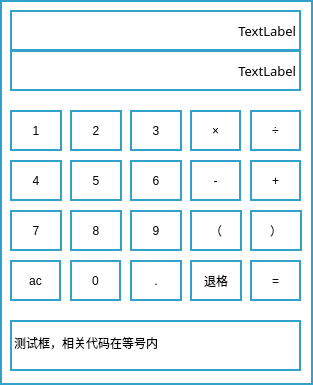
First picture: the form in mainwindow.ui, repository hoixding/-, before the edit.
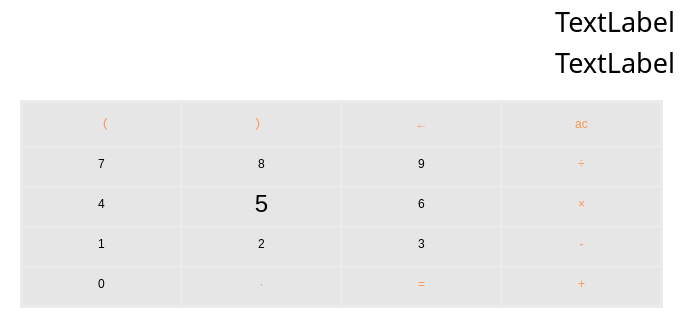
Second picture: the form after the edit.

Commit message: 界面优化，新增图标

Diff of the .ui file:
```diff
--- a/mainwindow.ui
+++ b/mainwindow.ui
@@ -6,35 +6,31 @@
    <rect>
     <x>0</x>
     <y>0</y>
-    <width>313</width>
-    <height>385</height>
+    <width>680</width>
+    <height>334</height>
    </rect>
   </property>
-  <property name="mouseTracking">
-   <bool>false</bool>
-  </property>
   <property name="windowTitle">
-   <string>计算器Demo</string>
+   <string>计算器</string>
   </property>
   <property name="styleSheet">
-   <string notr="true">background-color:white;
-border:2px solid rgb(51, 161, 201);
-border-radius:0px;
-
-</string>
+   <string notr="true">background-color:rgb(255, 255, 255)</string>
   </property>
   <widget class="QWidget" name="centralwidget">
    <widget class="QPushButton" name="B4">
     <property name="geometry">
      <rect>
-      <x>10</x>
-      <y>160</y>
-      <width>52</width>
-      <height>41</height>
+      <x>20</x>
+      <y>180</y>
+      <width>163</width>
+      <height>48</height>
      </rect>
     </property>
     <property name="styleSheet">
-     <string notr="true"/>
+     <string notr="true">color:rgb(0, 0, 0);
+border:3px solid rgb(235,235,235);　　　　　　　　　
+background-color:rgb(230, 230, 230);
+font: 18pt &quot;Arial&quot;;</string>
     </property>
     <property name="text">
      <string>4</string>
@@ -43,14 +39,17 @@
    <widget class="QPushButton" name="B6">
     <property name="geometry">
      <rect>
-      <x>130</x>
-      <y>160</y>
-      <width>52</width>
-      <height>41</height>
+      <x>340</x>
+      <y>180</y>
+      <width>163</width>
+      <height>48</height>
      </rect>
     </property>
     <property name="styleSheet">
-     <string notr="true"/>
+     <string notr="true">color:rgb(0, 0, 0);
+border:3px solid rgb(235,235,235);　　　　　　　　　
+background-color:rgb(230, 230, 230);
+font: 18pt &quot;Arial&quot;;</string>
     </property>
     <property name="text">
      <string>6</string>
@@ -59,62 +58,83 @@
    <widget class="QPushButton" name="B1">
     <property name="geometry">
      <rect>
-      <x>10</x>
-      <y>110</y>
-      <width>52</width>
-      <height>41</height>
+      <x>20</x>
+      <y>220</y>
+      <width>163</width>
+      <height>48</height>
      </rect>
     </property>
     <property name="styleSheet">
-     <string notr="true"/>
+     <string notr="true">color:rgb(0, 0, 0);
+border:3px solid rgb(235,235,235);　　　　　　　　　
+background-color:rgb(230, 230, 230);
+font: 18pt &quot;Arial&quot;;</string>
     </property>
     <property name="text">
      <string>1</string>
     </property>
    </widget>
-   <widget class="QPushButton" name="B2">
-    <property name="geometry">
-     <rect>
-      <x>70</x>
-      <y>110</y>
-      <width>52</width>
-      <height>41</height>
-     </rect>
-    </property>
-    <property name="styleSheet">
-     <string notr="true"/>
-    </property>
-    <property name="text">
-     <string>2</string>
-    </property>
-   </widget>
    <widget class="QPushButton" name="B5">
     <property name="geometry">
      <rect>
-      <x>70</x>
-      <y>160</y>
-      <width>52</width>
-      <height>41</height>
+      <x>180</x>
+      <y>180</y>
+      <width>163</width>
+      <height>48</height>
      </rect>
     </property>
+    <property name="font">
+     <font>
+      <family>Arial</family>
+      <pointsize>18</pointsize>
+      <weight>50</weight>
+      <italic>false</italic>
+      <bold>false</bold>
+     </font>
+    </property>
     <property name="styleSheet">
-     <string notr="true"/>
+     <string notr="true">color:rgb(0, 0, 0);
+border:3px solid rgb(235,235,235);　　　　　　　　　
+background-color:rgb(230, 230, 230);
+font: 18pt &quot;Arial&quot;;</string>
     </property>
     <property name="text">
      <string>5</string>
     </property>
    </widget>
+   <widget class="QPushButton" name="B2">
+    <property name="geometry">
+     <rect>
+      <x>180</x>
+      <y>220</y>
+      <width>163</width>
+      <height>48</height>
+     </rect>
+    </property>
+    <property name="styleSheet">
+     <string notr="true">color:rgb(0, 0, 0);
+border:3px solid rgb(235,235,235);　　　　　　　　　
+background-color:rgb(230, 230, 230);
+font: 18pt &quot;Arial&quot;;</string>
+    </property>
+    <property name="text">
+     <string>2</string>
+    </property>
+   </widget>
    <widget class="QPushButton" name="B3">
     <property name="geometry">
      <rect>
-      <x>130</x>
-      <y>110</y>
-      <width>52</width>
-      <height>41</height>
+      <x>340</x>
+      <y>220</y>
+      <width>163</width>
+      <height>48</height>
      </rect>
     </property>
     <property name="styleSheet">
-     <string notr="true"/>
+     <string notr="true">color:rgb(0, 0, 0);
+border:3px solid rgb(235,235,235);　　　　　　　　　
+background-color:rgb(230, 230, 230);
+font: 18pt &quot;Arial&quot;;</string>
     </property>
     <property name="text">
      <string>3</string>
@@ -123,46 +143,55 @@
    <widget class="QPushButton" name="B7">
     <property name="geometry">
      <rect>
-      <x>10</x>
-      <y>210</y>
-      <width>52</width>
-      <height>41</height>
+      <x>20</x>
+      <y>140</y>
+      <width>163</width>
+      <height>48</height>
      </rect>
     </property>
     <property name="styleSheet">
-     <string notr="true"/>
+     <string notr="true">color:rgb(0, 0, 0);
+border:3px solid rgb(235,235,235);　　　　　　　　　
+background-color:rgb(230, 230, 230);
+font: 18pt &quot;Arial&quot;;</string>
     </property>
     <property name="text">
      <string>7</string>
     </property>
    </widget>
-   <widget class="QPushButton" name="B8">
+   <widget class="QPushButton" name="Bcur_right">
     <property name="geometry">
      <rect>
-      <x>70</x>
-      <y>210</y>
-      <width>52</width>
-      <height>41</height>
+      <x>180</x>
+      <y>100</y>
+      <width>163</width>
+      <height>48</height>
      </rect>
     </property>
     <property name="styleSheet">
-     <string notr="true"/>
+     <string notr="true">color:rgb(255, 148, 82);
+border:3px solid rgb(235,235,235);　　　　　　　　　
+background-color:rgb(230, 230, 230);
+font: 18pt &quot;Arial&quot;;</string>
     </property>
     <property name="text">
-     <string>8</string>
+     <string>）</string>
     </property>
    </widget>
    <widget class="QPushButton" name="B9">
     <property name="geometry">
      <rect>
-      <x>130</x>
-      <y>210</y>
-      <width>52</width>
-      <height>41</height>
+      <x>340</x>
+      <y>140</y>
+      <width>163</width>
+      <height>48</height>
      </rect>
     </property>
     <property name="styleSheet">
-     <string notr="true"/>
+     <string notr="true">color:rgb(0, 0, 0);
+border:3px solid rgb(235,235,235);　　　　　　　　　
+background-color:rgb(230, 230, 230);
+font: 18pt &quot;Arial&quot;;</string>
     </property>
     <property name="text">
      <string>9</string>
@@ -171,12 +200,18 @@
    <widget class="QPushButton" name="B0">
     <property name="geometry">
      <rect>
-      <x>70</x>
+      <x>20</x>
       <y>260</y>
-      <width>51</width>
-      <height>41</height>
+      <width>163</width>
+      <height>48</height>
      </rect>
     </property>
+    <property name="styleSheet">
+     <string notr="true">color:rgb(0, 0, 0);
+border:3px solid rgb(235,235,235);　　　　　　　　　
+background-color:rgb(230, 230, 230);
+font: 18pt &quot;Arial&quot;;</string>
+    </property>
     <property name="text">
      <string>0</string>
     </property>
@@ -184,25 +219,37 @@
    <widget class="QPushButton" name="Bdot">
     <property name="geometry">
      <rect>
-      <x>130</x>
+      <x>180</x>
       <y>260</y>
-      <width>52</width>
-      <height>41</height>
+      <width>163</width>
+      <height>48</height>
      </rect>
     </property>
+    <property name="styleSheet">
+     <string notr="true">color:rgb(255, 148, 82);
+border:3px solid rgb(235,235,235);　　　　　　　　　
+background-color:rgb(230, 230, 230);
+font:20pt &quot;Arial&quot;;</string>
+    </property>
     <property name="text">
-     <string>.</string>
+     <string>·</string>
     </property>
    </widget>
    <widget class="QPushButton" name="Beq">
     <property name="geometry">
      <rect>
-      <x>250</x>
+      <x>340</x>
       <y>260</y>
-      <width>51</width>
-      <height>41</height>
+      <width>163</width>
+      <height>48</height>
      </rect>
     </property>
+    <property name="styleSheet">
+     <string notr="true">color:rgb(255, 148, 82);
+border:3px solid rgb(235,235,235);　　　　　　　　　
+background-color:rgb(230, 230, 230);
+font: 18pt &quot;Arial&quot;;</string>
+    </property>
     <property name="text">
      <string>=</string>
     </property>
@@ -210,14 +257,17 @@
    <widget class="QPushButton" name="Bmul">
     <property name="geometry">
      <rect>
-      <x>190</x>
-      <y>110</y>
-      <width>51</width>
-      <height>41</height>
+      <x>500</x>
+      <y>180</y>
+      <width>163</width>
+      <height>48</height>
      </rect>
     </property>
     <property name="styleSheet">
-     <string notr="true"/>
+     <string notr="true">color:rgb(255, 148, 82);
+border:3px solid rgb(235,235,235);　　　　　　　　　
+background-color:rgb(230, 230, 230);
+font: 18pt &quot;Arial&quot;;</string>
     </property>
     <property name="text">
      <string>×</string>
@@ -226,17 +276,20 @@
    <widget class="QPushButton" name="Badd">
     <property name="geometry">
      <rect>
-      <x>250</x>
-      <y>160</y>
-      <width>51</width>
-      <height>41</height>
+      <x>500</x>
+      <y>260</y>
+      <width>163</width>
+      <height>48</height>
      </rect>
     </property>
     <property name="mouseTracking">
      <bool>true</bool>
     </property>
     <property name="styleSheet">
-     <string notr="true"/>
+     <string notr="true">color:rgb(255, 148, 82);
+border:3px solid rgb(235,235,235);　　　　　　　　　
+background-color:rgb(230, 230, 230);
+font: 18pt &quot;Arial&quot;;</string>
     </property>
     <property name="text">
      <string>+</string>
@@ -245,14 +298,17 @@
    <widget class="QPushButton" name="Bsub">
     <property name="geometry">
      <rect>
-      <x>190</x>
-      <y>160</y>
-      <width>51</width>
-      <height>41</height>
+      <x>500</x>
+      <y>220</y>
+      <width>163</width>
+      <height>48</height>
      </rect>
     </property>
     <property name="styleSheet">
-     <string notr="true"/>
+     <string notr="true">color:rgb(255, 148, 82);
+border:3px solid rgb(235,235,235);　　　　　　　　　
+background-color:rgb(230, 230, 230);
+font: 18pt &quot;Arial&quot;;</string>
     </property>
     <property name="text">
      <string>-</string>
@@ -261,14 +317,17 @@
    <widget class="QPushButton" name="Bdiv">
     <property name="geometry">
      <rect>
-      <x>250</x>
-      <y>110</y>
-      <width>51</width>
-      <height>41</height>
+      <x>500</x>
+      <y>140</y>
+      <width>163</width>
+      <height>48</height>
      </rect>
     </property>
     <property name="styleSheet">
-     <string notr="true"/>
+     <string notr="true">color:rgb(255, 148, 82);
+border:3px solid rgb(235,235,235);　　　　　　　　　
+background-color:rgb(230, 230, 230);
+font: 18pt &quot;Arial&quot;;</string>
     </property>
     <property name="text">
      <string>÷</string>
@@ -277,14 +336,17 @@
    <widget class="QPushButton" name="Bac">
     <property name="geometry">
      <rect>
-      <x>10</x>
-      <y>260</y>
-      <width>51</width>
-      <height>41</height>
+      <x>500</x>
+      <y>100</y>
+      <width>163</width>
+      <height>48</height>
      </rect>
     </property>
     <property name="styleSheet">
-     <string notr="true"/>
+     <string notr="true">color:rgb(255, 148, 82);
+border:3px solid rgb(235,235,235);　　　　　　　　　
+background-color:rgb(230, 230, 230);
+font: 18pt &quot;Arial&quot;;</string>
     </property>
     <property name="text">
      <string>ac</string>
@@ -293,21 +355,25 @@
    <widget class="QLabel" name="expout">
     <property name="geometry">
      <rect>
-      <x>10</x>
-      <y>10</y>
-      <width>291</width>
-      <height>41</height>
+      <x>0</x>
+      <y>0</y>
+      <width>675</width>
+      <height>42</height>
      </rect>
     </property>
     <property name="font">
      <font>
       <family>楷体</family>
-      <pointsize>10</pointsize>
+      <pointsize>20</pointsize>
       <weight>50</weight>
       <italic>false</italic>
       <bold>false</bold>
      </font>
     </property>
+    <property name="styleSheet">
+     <string notr="true">background-color:white;
+</string>
+    </property>
     <property name="text">
      <string>TextLabel</string>
     </property>
@@ -318,21 +384,25 @@
    <widget class="QLabel" name="resout">
     <property name="geometry">
      <rect>
-      <x>10</x>
-      <y>50</y>
-      <width>291</width>
-      <height>41</height>
+      <x>0</x>
+      <y>40</y>
+      <width>675</width>
+      <height>44</height>
      </rect>
     </property>
     <property name="font">
      <font>
       <family>楷体</family>
-      <pointsize>10</pointsize>
+      <pointsize>20</pointsize>
       <weight>50</weight>
       <italic>false</italic>
       <bold>false</bold>
      </font>
     </property>
+    <property name="styleSheet">
+     <string notr="true">background-color:white;
+</string>
+    </property>
     <property name="text">
      <string>TextLabel</string>
     </property>
@@ -340,65 +410,87 @@
      <set>Qt::AlignRight|Qt::AlignTrailing|Qt::AlignVCenter</set>
     </property>
    </widget>
-   <widget class="QPushButton" name="Bcur_right">
+   <widget class="QPushButton" name="B8">
     <property name="geometry">
      <rect>
-      <x>250</x>
-      <y>210</y>
-      <width>52</width>
-      <height>41</height>
+      <x>180</x>
+      <y>140</y>
+      <width>163</width>
+      <height>48</height>
      </rect>
     </property>
     <property name="styleSheet">
-     <string notr="true"/>
+     <string notr="true">color:rgb(0, 0, 0);
+border:3px solid rgb(235,235,235);　　　　　　　　　
+background-color:rgb(230, 230, 230);
+font: 18pt &quot;Arial&quot;;</string>
     </property>
     <property name="text">
-     <string>）</string>
+     <string>8</string>
     </property>
    </widget>
    <widget class="QPushButton" name="Bcur_left">
     <property name="geometry">
      <rect>
-      <x>190</x>
-      <y>210</y>
-      <width>52</width>
-      <height>41</height>
+      <x>20</x>
+      <y>100</y>
+      <width>163</width>
+      <height>48</height>
      </rect>
     </property>
     <property name="styleSheet">
-     <string notr="true"/>
+     <string notr="true">color:rgb(255, 148, 82);
+border:3px solid rgb(235,235,235);　　　　　　　　　
+background-color:rgb(230, 230, 230);
+font: 18pt &quot;Arial&quot;;</string>
     </property>
     <property name="text">
      <string>（</string>
     </property>
    </widget>
-   <widget class="QLineEdit" name="lineEdit">
-    <property name="geometry">
-     <rect>
-      <x>10</x>
-      <y>320</y>
-      <width>291</width>
-      <height>51</height>
-     </rect>
-    </property>
-    <property name="text">
-     <string>测试框，相关代码在等号内</string>
-    </property>
-   </widget>
    <widget class="QPushButton" name="Bback">
     <property name="geometry">
      <rect>
-      <x>190</x>
-      <y>260</y>
-      <width>52</width>
-      <height>41</height>
+      <x>340</x>
+      <y>100</y>
+      <width>163</width>
+      <height>48</height>
      </rect>
     </property>
+    <property name="styleSheet">
+     <string notr="true">color:rgb(255, 148, 82);
+border:3px solid rgb(235,235,235);　　　　　　　　　
+background-color:rgb(230, 230, 230);
+font: 18pt &quot;Arial&quot;;</string>
+    </property>
     <property name="text">
-     <string>退格</string>
+     <string>←</string>
     </property>
    </widget>
+   <zorder>B0</zorder>
+   <zorder>Bdot</zorder>
+   <zorder>Beq</zorder>
+   <zorder>Badd</zorder>
+   <zorder>expout</zorder>
+   <zorder>resout</zorder>
+   <zorder>B1</zorder>
+   <zorder>B4</zorder>
+   <zorder>B7</zorder>
+   <zorder>Bcur_left</zorder>
+   <zorder>B2</zorder>
+   <zorder>B5</zorder>
+   <zorder>B8</zorder>
+   <zorder>Bcur_right</zorder>
+   <zorder>B3</zorder>
+   <zorder>B6</zorder>
+   <zorder>B9</zorder>
+   <zorder>Bback</zorder>
+   <zorder>Bsub</zorder>
+   <zorder>Bmul</zorder>
+   <zorder>Bdiv</zorder>
+   <zorder>Bac</zorder>
   </widget>
+  <widget class="QStatusBar" name="statusBar"/>
  </widget>
  <resources/>
  <connections/>
```
The commit also changes 4 other files.
